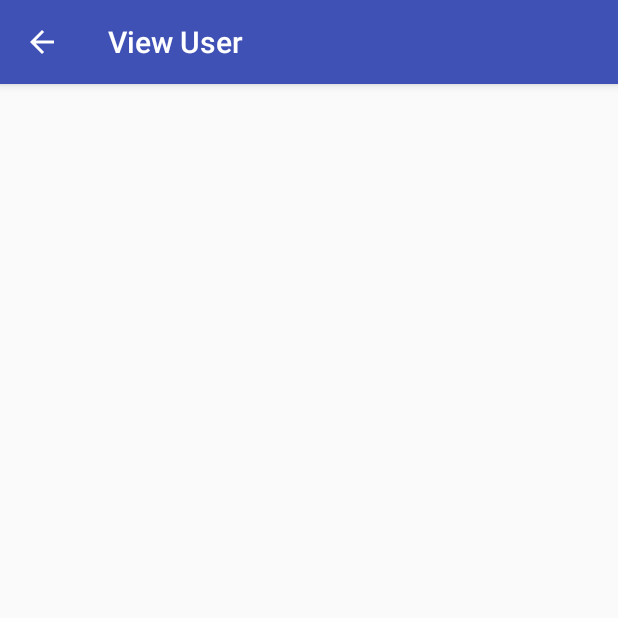
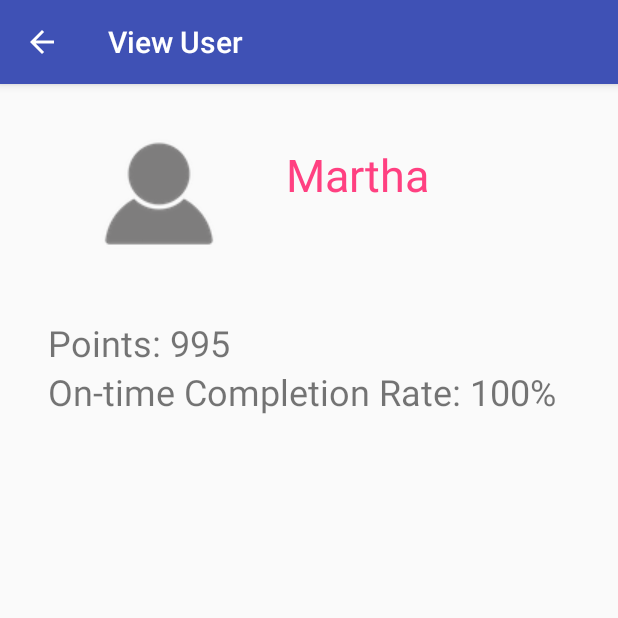
Before and after one commit to dregalbuto/pet-task-tracker-mirror, an Android app: the ViewUserActivity screen opened directly, with no data from a screen before it, on a phone screen of 412 x 824 dp, the top half of it. Run offline under Robolectric (Android 15) with nearby library versions, the phone set to English and light mode, and no system bars.

Commit message:
view user

```diff
--- a/app/src/main/java/northeastern/is4300/pettasktracker/UsersFragment.java
+++ b/app/src/main/java/northeastern/is4300/pettasktracker/UsersFragment.java
@@ -1,10 +1,12 @@
 package northeastern.is4300.pettasktracker;
 
+import android.content.Intent;
 import android.os.Bundle;
 import android.support.v4.app.Fragment;
 import android.view.LayoutInflater;
 import android.view.View;
 import android.view.ViewGroup;
+import android.widget.Button;
 
 public class UsersFragment extends Fragment {
 
@@ -21,7 +23,19 @@ public class UsersFragment extends Fragment {
     @Override
     public View onCreateView(LayoutInflater inflater, ViewGroup container,
                              Bundle savedInstanceState) {
-        return inflater.inflate(R.layout.fragment_users, container, false);
+        View v = inflater.inflate(R.layout.fragment_users, container, false);
+
+        /* Set up View User button */
+        Button viewUserButton = (Button) v.findViewById(R.id.user_button_martha);
+        viewUserButton.setOnClickListener(new View.OnClickListener() {
+            @Override
+            public void onClick(View view) {
+                Intent intent = new Intent(getActivity(), ViewUserActivity.class);
+                startActivity(intent);
+            }
+        });
+
+        return v;
     }
 
 }
--- a/app/src/main/res/layout/activity_view_user.xml
+++ b/app/src/main/res/layout/activity_view_user.xml
@@ -2,9 +2,78 @@
 <android.support.constraint.ConstraintLayout xmlns:android="http://schemas.android.com/apk/res/android"
     xmlns:app="http://schemas.android.com/apk/res-auto"
     xmlns:tools="http://schemas.android.com/tools"
-    android:id="@+id/container"
     android:layout_width="match_parent"
     android:layout_height="match_parent"
     tools:context="northeastern.is4300.pettasktracker.ViewUserActivity">
 
+    <LinearLayout
+        android:id="@+id/linearLayout3"
+        android:layout_width="match_parent"
+        android:layout_height="wrap_content"
+        android:layout_marginEnd="32dp"
+        android:layout_marginStart="32dp"
+        android:orientation="vertical"
+        app:layout_constraintEnd_toEndOf="parent"
+        app:layout_constraintStart_toStartOf="parent"
+        app:layout_constraintTop_toTopOf="parent">
+
+        <android.support.constraint.ConstraintLayout
+            android:layout_width="match_parent"
+            android:layout_height="wrap_content">
+
+            <ImageView
+                android:id="@+id/imageView6"
+                android:layout_width="100dp"
+                android:layout_height="100dp"
+                android:layout_gravity="left|center_vertical"
+                android:layout_marginStart="24dp"
+                android:layout_marginTop="24dp"
+                android:contentDescription="@string/profile_pic_alt"
+                app:layout_constraintStart_toStartOf="parent"
+                app:layout_constraintTop_toTopOf="parent"
+                app:srcCompat="@drawable/profile" />
+
+            <TextView
+                android:id="@+id/textView"
+                android:layout_width="wrap_content"
+                android:layout_height="wrap_content"
+                android:layout_marginEnd="24dp"
+                android:layout_marginTop="40dp"
+                android:text="@string/user_name_1"
+                android:textColor="@color/colorAccent"
+                android:textSize="30sp"
+                app:layout_constraintEnd_toEndOf="parent"
+                app:layout_constraintHorizontal_bias="0.333"
+                app:layout_constraintStart_toEndOf="@+id/imageView6"
+                app:layout_constraintTop_toTopOf="parent" />
+
+        </android.support.constraint.ConstraintLayout>
+
+        <Space
+            android:layout_width="match_parent"
+            android:layout_height="32dp" />
+
+        <LinearLayout
+            android:layout_width="match_parent"
+            android:layout_height="wrap_content"
+            android:orientation="vertical">
+
+            <TextView
+                android:id="@+id/textView2"
+                android:layout_width="match_parent"
+                android:layout_height="wrap_content"
+                android:text="Points: 995"
+                android:textSize="24sp" />
+
+            <TextView
+                android:id="@+id/textView3"
+                android:layout_width="match_parent"
+                android:layout_height="wrap_content"
+                android:text="On-time Completion Rate: 100%"
+                android:textSize="24sp" />
+
+        </LinearLayout>
+
+    </LinearLayout>
+
 </android.support.constraint.ConstraintLayout>
--- a/app/src/main/res/values/strings.xml
+++ b/app/src/main/res/values/strings.xml
@@ -1,5 +1,7 @@
 <resources>
     <string name="app_name">Pet Task Tracker</string>
+
+    <!-- titles -->
     <string name="title_home">Home</string>
     <string name="title_dashboard">Dashboard</string>
     <string name="title_notifications">Notifications</string>
@@ -9,16 +11,21 @@
     <string name="title_activity_view_pet">View Pet</string>
     <string name="title_activity_add_pet">Add a Pet</string>
     <string name="title_activity_add_task">Add a Task</string>
+    <string name="title_activity_main">Pet Task Tracker</string>
 
+    <!-- view pets -->
     <string name="pet_name_1">Cookie</string>
     <string name="pet_name_2">Rudy</string>
+    <string name="cat_pic_alt">Cat</string>
+    <string name="dog_pic_alt">Dog</string>
+
+    <!-- view users -->
     <string name="user_name_1">Martha</string>
     <string name="user_name_2">Stuart</string>
     <string name="user_name_3">Tim</string>
-
-    <string name="cat_pic_alt">Cat</string>
     <string name="profile_pic_alt">Profile</string>
 
+    <!-- add pet -->
     <string name="prompt_pet_name">Name</string>
     <string name="prompt_pet_type">Type</string>
     <string-array name="array_pet_types">
@@ -28,6 +35,7 @@
     <string name="prompt_pet_pic">Image</string>
     <string name="prompt_pet_confirm">Add Pet</string>
 
+    <!-- add task -->
     <string name="prompt_task_type">Type</string>
     <string-array name="array_task_type">
         <item>Feed</item>
@@ -62,5 +70,4 @@
     <string name="prompt_task_notes">Notes</string>
     <string name="button_task_confirm">Add Task</string>
 
-    <string name="title_activity_main">MainActivity</string>
 </resources>
```
